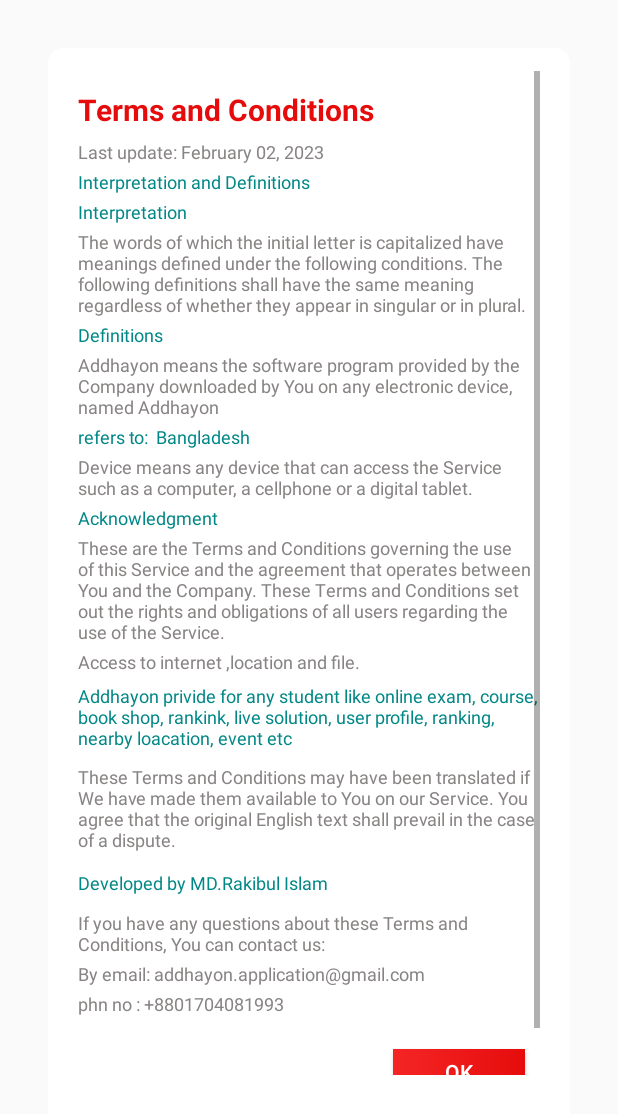
After one commit to rakibul667s/Addhayon-Android-Application, an Android app: the layout tconditons.xml on its own in the app's theme, with its tools: preview values and no code run, on a phone screen of 412 x 824 dp. The commit adds this screen. Shown: the top 1114 px of the screen. Run offline under Robolectric (Android 15) with nearby library versions, the phone set to English and light mode, and no system bars.

Commit message:
terms and condition

```diff
--- a/app/src/main/java/com/example/addhayon/sign_up_page.java
+++ b/app/src/main/java/com/example/addhayon/sign_up_page.java
@@ -2,6 +2,7 @@ package com.example.addhayon;
 
 import static androidx.constraintlayout.helper.widget.MotionEffect.TAG;
 
+import android.annotation.SuppressLint;
 import android.content.Intent;
 import android.os.Build;
 import android.os.Bundle;
@@ -16,6 +17,7 @@ import android.widget.Toast;
 
 import androidx.annotation.NonNull;
 import androidx.annotation.RequiresApi;
+import androidx.appcompat.app.AlertDialog;
 import androidx.appcompat.app.AppCompatActivity;
 
 import com.google.android.gms.tasks.OnCompleteListener;
@@ -40,7 +42,7 @@ import javax.mail.internet.InternetAddress;
 import javax.mail.internet.MimeMessage;
 
 public class sign_up_page extends AppCompatActivity {
-    private TextView sign_in_page, checkBox, error_msg2;
+    private TextView sign_in_page, checkBox, error_msg2,terms;
     private EditText name2, email2, password2, cPassword2;
     private Button signIn2;
     private FirebaseAuth mAuth;
@@ -62,6 +64,7 @@ public class sign_up_page extends AppCompatActivity {
         signIn2 = findViewById(R.id.signIn2);
         error_msg2 = findViewById(R.id.error_msg2);
         check = findViewById(R.id.checkBox);
+        terms =findViewById(R.id.terms);
 
         random = new Random();
         code = 100000 + random.nextInt(900000);
@@ -73,9 +76,16 @@ public class sign_up_page extends AppCompatActivity {
         sign_in_page.setText(Html.fromHtml(text));
 
         checkBox = findViewById(R.id.checkBox);
+
         String text2 = "<font color=#5E5D5D>I agree to the </font><font color=#00663d>trems and conditions</font>";
-        checkBox.setText(Html.fromHtml(text2));
+        terms.setText(Html.fromHtml(text2));
 
+        terms.setOnClickListener(new View.OnClickListener() {
+            @Override
+            public void onClick(View v) {
+                termsAndCondition();
+            }
+        });
         sign_in_page.setOnClickListener(new View.OnClickListener() {
             @Override
             public void onClick(View v) {
@@ -254,4 +264,24 @@ public class sign_up_page extends AppCompatActivity {
         intent.putExtra("otp", code);
         startActivity(intent);
     }
+
+    private void termsAndCondition(){
+        AlertDialog.Builder builder = new AlertDialog.Builder(sign_up_page.this);
+        builder.setCancelable(true);
+
+        View view = getLayoutInflater().inflate(R.layout.tconditons,null);
+
+       Button cancelB = view.findViewById(R.id.okB);
+
+        builder.setView(view);
+        AlertDialog alertDialog = builder.create();
+
+        cancelB.setOnClickListener(new View.OnClickListener() {
+            @Override
+            public void onClick(View v) {
+                alertDialog.dismiss();
+            }
+        });
+        alertDialog.show();
+    }
 }
--- a/app/src/main/res/layout/activity_sign_up_page.xml
+++ b/app/src/main/res/layout/activity_sign_up_page.xml
@@ -90,14 +90,13 @@
             android:layout_height="wrap_content">
             <CheckBox
                 android:id="@+id/checkBox"
-                android:layout_width="match_parent"
+                android:layout_width="30dp"
                 android:layout_height="40dp"
                 android:layout_marginLeft="30dp"
                 android:layout_marginTop="10dp"
                 android:layout_marginRight="30dp"
                 android:textSize="16sp"
                 android:textStyle="bold">
-
             </CheckBox>
 
             <TextView
--- /dev/null
+++ b/app/src/main/res/layout/tconditons.xml
@@ -0,0 +1,247 @@
+<?xml version="1.0" encoding="utf-8"?>
+<androidx.constraintlayout.widget.ConstraintLayout xmlns:android="http://schemas.android.com/apk/res/android"
+    android:layout_width="match_parent"
+    android:layout_height="wrap_content"
+    xmlns:app="http://schemas.android.com/apk/res-auto"
+    android:background="@drawable/gradient3"
+    android:backgroundTint="@color/white"
+    android:paddingLeft="20dp"
+    android:paddingRight="20dp"
+    android:paddingTop="15dp"
+    android:paddingBottom="35dp"
+    android:layout_margin="32dp">
+
+
+
+    <ScrollView
+        android:id="@+id/sc"
+        android:layout_width="match_parent"
+        android:layout_height="match_parent"
+        android:layout_marginBottom="40dp">
+        <LinearLayout
+            android:layout_width="match_parent"
+            android:layout_height="match_parent"
+            android:orientation="vertical">
+            <TextView
+                android:id="@+id/title"
+                android:layout_width="match_parent"
+                android:layout_height="wrap_content"
+                android:text="Terms and Conditions"
+                android:textStyle="bold"
+                android:textSize="20sp"
+                android:layout_marginTop="12dp"
+                android:textColor="@color/gradient2StartColor"
+                app:layout_constraintLeft_toLeftOf="parent"
+                app:layout_constraintRight_toRightOf="parent"
+                app:layout_constraintTop_toTopOf="parent"/>
+            <TextView
+                android:id="@+id/content"
+                android:layout_width="match_parent"
+                android:layout_height="wrap_content"
+                android:text="Last update: February 02, 2023"
+                android:textSize="12sp"
+                android:layout_marginTop="6dp"
+                android:textColor="@color/i2"
+                app:layout_constraintLeft_toLeftOf="parent"
+                app:layout_constraintRight_toRightOf="parent"
+                app:layout_constraintTop_toBottomOf="@+id/title"/>
+            <TextView
+                android:id="@+id/c1"
+                android:layout_width="match_parent"
+                android:layout_height="wrap_content"
+                android:text="Interpretation and Definitions"
+                android:textSize="12sp"
+                android:layout_marginTop="3dp"
+                android:textColor="@color/teal_700"
+                app:layout_constraintLeft_toLeftOf="parent"
+                app:layout_constraintRight_toRightOf="parent"
+                app:layout_constraintTop_toBottomOf="@+id/content"/>
+            <TextView
+                android:id="@+id/c2"
+                android:layout_width="match_parent"
+                android:layout_height="wrap_content"
+                android:text="Interpretation"
+                android:textSize="12sp"
+                android:layout_marginTop="3dp"
+                android:textColor="@color/teal_700"
+                app:layout_constraintLeft_toLeftOf="parent"
+                app:layout_constraintRight_toRightOf="parent"
+                app:layout_constraintTop_toBottomOf="@+id/c1"/>
+            <TextView
+                android:id="@+id/c3"
+                android:layout_width="match_parent"
+                android:layout_height="wrap_content"
+                android:text="The words of which the initial letter is capitalized have meanings defined under the following conditions. The following definitions shall have the same meaning regardless of whether they appear in singular or in plural."
+                android:textSize="12sp"
+                android:layout_marginTop="3dp"
+                android:textColor="@color/i2"
+                app:layout_constraintLeft_toLeftOf="parent"
+                app:layout_constraintRight_toRightOf="parent"
+                app:layout_constraintTop_toBottomOf="@+id/c2"/>
+            <TextView
+                android:id="@+id/c4"
+                android:layout_width="match_parent"
+                android:layout_height="wrap_content"
+                android:text="Definitions"
+                android:textSize="12sp"
+                android:layout_marginTop="3dp"
+                android:textColor="@color/teal_700"
+                app:layout_constraintLeft_toLeftOf="parent"
+                app:layout_constraintRight_toRightOf="parent"
+                app:layout_constraintTop_toBottomOf="@+id/c3"/>
+
+            <TextView
+                android:id="@+id/c5"
+                android:layout_width="match_parent"
+                android:layout_height="wrap_content"
+                android:text="Addhayon means the software program provided by the Company downloaded by You on any electronic device, named Addhayon"
+                android:textSize="12sp"
+                android:layout_marginTop="3dp"
+                android:textColor="@color/i2"
+                app:layout_constraintLeft_toLeftOf="parent"
+                app:layout_constraintRight_toRightOf="parent"
+                app:layout_constraintTop_toBottomOf="@+id/c4"/>
+            <TextView
+                android:id="@+id/c6"
+                android:layout_width="match_parent"
+                android:layout_height="wrap_content"
+                android:text="refers to:  Bangladesh"
+                android:textSize="12sp"
+                android:layout_marginTop="3dp"
+                android:textColor="@color/teal_700"
+                app:layout_constraintLeft_toLeftOf="parent"
+                app:layout_constraintRight_toRightOf="parent"
+                app:layout_constraintTop_toBottomOf="@+id/c5"/>
+            <TextView
+                android:id="@+id/c7"
+                android:layout_width="match_parent"
+                android:layout_height="wrap_content"
+                android:text="Device means any device that can access the Service such as a computer, a cellphone or a digital tablet."
+                android:textSize="12sp"
+                android:layout_marginTop="3dp"
+                android:textColor="@color/i2"
+                app:layout_constraintLeft_toLeftOf="parent"
+                app:layout_constraintRight_toRightOf="parent"
+                app:layout_constraintTop_toBottomOf="@+id/c6"/>
+            <TextView
+                android:id="@+id/c8"
+                android:layout_width="match_parent"
+                android:layout_height="wrap_content"
+                android:text="Acknowledgment"
+                android:textSize="12sp"
+                android:layout_marginTop="3dp"
+                android:textColor="@color/teal_700"
+                app:layout_constraintLeft_toLeftOf="parent"
+                app:layout_constraintRight_toRightOf="parent"
+                app:layout_constraintTop_toBottomOf="@+id/c7"/>
+            <TextView
+                android:id="@+id/c9"
+                android:layout_width="match_parent"
+                android:layout_height="wrap_content"
+                android:text="These are the Terms and Conditions governing the use of this Service and the agreement that operates between You and the Company. These Terms and Conditions set out the rights and obligations of all users regarding the use of the Service."
+                android:textSize="12sp"
+                android:layout_marginTop="3dp"
+                android:textColor="@color/i2"
+                app:layout_constraintLeft_toLeftOf="parent"
+                app:layout_constraintRight_toRightOf="parent"
+                app:layout_constraintTop_toBottomOf="@+id/c8"/>
+            <TextView
+                android:id="@+id/c10"
+                android:layout_width="match_parent"
+                android:layout_height="wrap_content"
+                android:text="Access to internet ,location and file."
+                android:textSize="12sp"
+                android:layout_marginTop="3dp"
+                android:textColor="@color/i2"
+                app:layout_constraintLeft_toLeftOf="parent"
+                app:layout_constraintRight_toRightOf="parent"
+                app:layout_constraintTop_toBottomOf="@+id/c9"/>
+
+            <TextView
+                android:id="@+id/c11"
+                android:layout_width="match_parent"
+                android:layout_height="wrap_content"
+                android:text="Addhayon privide for any student like online exam, course, book shop, rankink, live solution, user profile, ranking, nearby loacation, event etc "
+                android:textSize="12sp"
+                android:layout_marginTop="6dp"
+                android:layout_marginBottom="6dp"
+                android:textColor="@color/teal_700"
+                app:layout_constraintLeft_toLeftOf="parent"
+                app:layout_constraintRight_toRightOf="parent"
+                app:layout_constraintTop_toBottomOf="@+id/c10"/>
+            <TextView
+                android:id="@+id/a"
+                android:layout_width="match_parent"
+                android:layout_height="wrap_content"
+                android:text="These Terms and Conditions may have been translated if We have made them available to You on our Service.
+You agree that the original English text shall prevail in the case of a dispute."
+                android:textSize="12sp"
+                android:layout_marginTop="3dp"
+                android:textColor="@color/i2"
+                app:layout_constraintLeft_toLeftOf="parent"
+                app:layout_constraintRight_toRightOf="parent"
+                app:layout_constraintTop_toBottomOf="@+id/c11"/>
+
+            <TextView
+                android:id="@+id/c12"
+                android:layout_width="match_parent"
+                android:layout_height="wrap_content"
+                android:text="Developed by MD.Rakibul Islam"
+                android:textSize="12sp"
+                android:layout_marginTop="12dp"
+                android:textColor="@color/teal_700"
+                app:layout_constraintLeft_toLeftOf="parent"
+                app:layout_constraintRight_toRightOf="parent"
+                app:layout_constraintTop_toBottomOf="@+id/a"/>
+            <TextView
+                android:id="@+id/c13"
+                android:layout_width="match_parent"
+                android:layout_height="wrap_content"
+                android:text="If you have any questions about these Terms and Conditions, You can contact us:"
+                android:textSize="12sp"
+                android:layout_marginTop="10dp"
+                android:textColor="@color/i2"
+                app:layout_constraintLeft_toLeftOf="parent"
+                app:layout_constraintRight_toRightOf="parent"
+                app:layout_constraintTop_toBottomOf="@+id/c12"/>
+            <TextView
+                android:id="@+id/c14"
+                android:layout_width="match_parent"
+                android:layout_height="wrap_content"
+                android:text="By email: addhayon.application@gmail.com"
+                android:textSize="12sp"
+                android:layout_marginTop="3dp"
+                android:textColor="@color/i2"
+                app:layout_constraintLeft_toLeftOf="parent"
+                app:layout_constraintRight_toRightOf="parent"
+                app:layout_constraintTop_toBottomOf="@+id/c13"/>
+            <TextView
+                android:id="@+id/c15"
+                android:layout_width="match_parent"
+                android:layout_height="wrap_content"
+                android:text="phn no : +8801704081993"
+                android:textSize="12sp"
+                android:layout_marginTop="3dp"
+                android:textColor="@color/i2"
+                app:layout_constraintLeft_toLeftOf="parent"
+                app:layout_constraintRight_toRightOf="parent"
+                app:layout_constraintTop_toBottomOf="@+id/c14"/>
+            <Button
+                android:layout_gravity="right"
+                android:id="@+id/okB"
+                android:layout_width="wrap_content"
+                android:layout_height="30dp"
+                android:layout_marginTop="22dp"
+                android:layout_marginBottom="20dp"
+                android:layout_marginRight="10dp"
+                android:text="Ok"
+                android:textColor="@color/white"
+                android:background="@drawable/gradient4"
+                app:layout_constraintRight_toRightOf="parent"
+                app:layout_constraintTop_toBottomOf="@+id/c15"/>
+        </LinearLayout>
+    </ScrollView>
+
+
+
+</androidx.constraintlayout.widget.ConstraintLayout>
```
